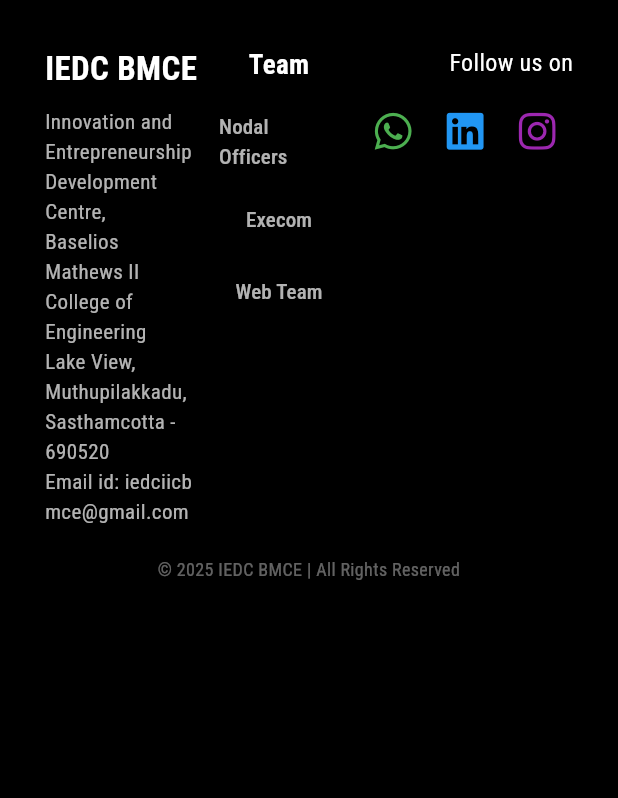
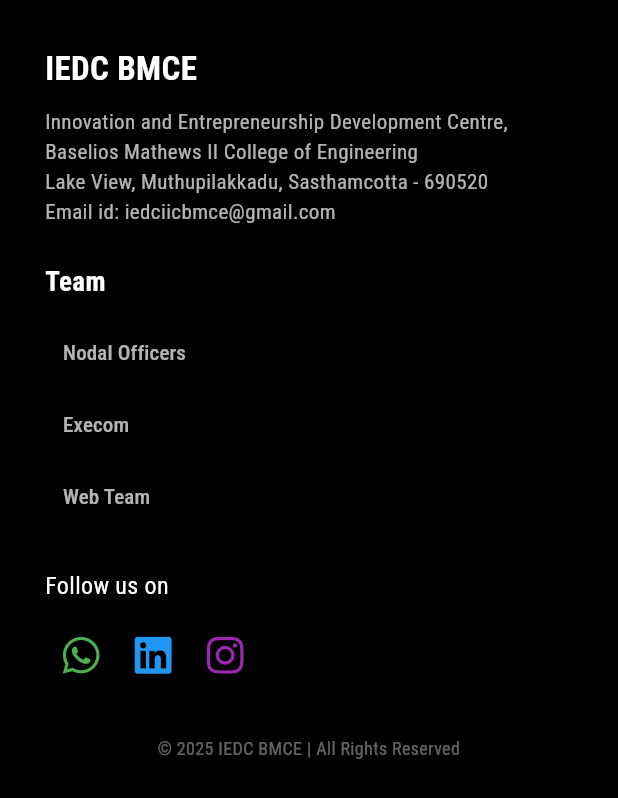
Before and after one commit to abyjohnaj/Iedc-Website-BMCE, a Flutter app: the CustomFooter widget shown alone on an empty page, opened directly, on a phone screen of 412 x 824 dp. Shown: the top 798 px of the screen. Run offline on Flutter 3.47's test engine with Material 3 defaults, Android fonts, the phone set to English and light mode, and no system bars; our stand-ins replace carousel_slider, cloud_firestore, firebase_auth, firebase_core, font_awesome_flutter, image_picker and 1 more; missing offline and left inert: dart:html, dart:ui_web; accounts and stored records are empty; network calls fail; project files that could hold a hidden picture were left out.

Commit message:
carousal added not final

```diff
--- a/lib/homepage.dart
+++ b/lib/homepage.dart
@@ -1,4 +1,5 @@
 import 'package:flutter/material.dart';
+import 'package:iedc_web/sections/hero_carousel.dart';
 import 'package:iedc_web/sections/upevetemp.dart';
 import 'package:url_launcher/url_launcher.dart';
 import 'package:iedc_web/sections/incubation.dart';
@@ -46,7 +47,7 @@
                 padding: const EdgeInsets.all(8.0),
                 child: Image.asset('assets/IEDC  LOGO.png'),
               ),
-              if (screenWidth > 600)
+
                 Column(
                   mainAxisAlignment: MainAxisAlignment.center,
                   crossAxisAlignment: CrossAxisAlignment.start,
@@ -207,7 +208,7 @@
                 ),
               ),
 
-              const CustomFooter(),
+              const HeroCarousel(),
             ],
           ),
         ),
--- a/lib/sections/custom_footer.dart
+++ b/lib/sections/custom_footer.dart
@@ -4,7 +4,6 @@
 import 'package:iedc_web/sections/web_team.dart';
 import 'package:url_launcher/url_launcher.dart';
 import 'package:iedc_web/sections/nodal_officers.dart';
-
 
 class CustomFooter extends StatelessWidget {
   const CustomFooter({super.key});
@@ -22,16 +21,57 @@
       width: double.infinity,
       color: Colors.black,
       padding: const EdgeInsets.all(30),
-      child: Column(
+      child: LayoutBuilder(
+        builder: (context, constraints) {
+          final bool isMobile = constraints.maxWidth < 800;
+
+          return Column(
             children: [
-          Row(
+              isMobile
+                  ? Column(
                       crossAxisAlignment: CrossAxisAlignment.start,
                       children: [
-              // Left side: IEDC details
-              Expanded(
-                child: Column(
+                        _aboutSection(),
+                        const SizedBox(height: 24),
+                        _teamSection(context, isMobile: true),
+                        const SizedBox(height: 24),
+                        _socialSection(isMobile: true),
+                      ],
+                    )
+                  : Row(
                       crossAxisAlignment: CrossAxisAlignment.start,
-                  children: const [
+                      children: [
+                        Expanded(child: _aboutSection()),
+                        Expanded(child: _teamSection(context)),
+                        _socialSection(),
+                      ],
+                    ),
+
+              const SizedBox(height: 30),
+
+              const Align(
+                alignment: Alignment.center,
+                child: Text(
+                  "© 2025 IEDC BMCE | All Rights Reserved",
+                  style: TextStyle(color: Colors.white38, fontSize: 12),
+                  textAlign: TextAlign.center,
+                ),
+              ),
+            ],
+          );
+        },
+      ),
+    );
+  }
+
+  // ---------------- SECTIONS ----------------
+
+  Widget _aboutSection() {
+    return SizedBox(
+      width: double.infinity,
+      child: const Column(
+        crossAxisAlignment: CrossAxisAlignment.start,
+        children: [
           Text(
             "IEDC BMCE",
             style: TextStyle(
@@ -42,20 +82,26 @@
           ),
           SizedBox(height: 10),
           Text(
-                      "Innovation and Entrepreneurship Development Centre, \nBaselios Mathews II College of Engineering\nLake View, Muthupilakkadu, Sasthamcotta - 690520\nEmail id: iedciicbmce@gmail.com",
+            "Innovation and Entrepreneurship Development Centre,\n"
+            "Baselios Mathews II College of Engineering\n"
+            "Lake View, Muthupilakkadu, Sasthamcotta - 690520\n"
+            "Email id: iedciicbmce@gmail.com",
             style: TextStyle(
               color: Colors.white70,
               fontSize: 14,
+              height: 1.4,
             ),
+            softWrap: true,
           ),
         ],
       ),
-              ),
+    );
+  }
 
-              // Middle: Team section
-              Expanded(
-                child: Column(
-                  crossAxisAlignment: CrossAxisAlignment.center,
+  Widget _teamSection(BuildContext context, {bool isMobile = false}) {
+    return Column(
+      crossAxisAlignment:
+          isMobile ? CrossAxisAlignment.start : CrossAxisAlignment.center,
       children: [
         const Text(
           "Team",
@@ -68,32 +114,40 @@
         const SizedBox(height: 10),
         TextButton(
           onPressed: () {
-                        Navigator.push(context, MaterialPageRoute(builder: (context) => const NodalOfficersPage()));
+            Navigator.push(
+              context,
+              MaterialPageRoute(builder: (context) => const NodalOfficersPage()),
+            );
           },
-                      child: const Text("Nodal Officers",
-                          style: TextStyle(color: Colors.white70)),
+          child:
+              const Text("Nodal Officers", style: TextStyle(color: Colors.white70)),
         ),
         TextButton(
           onPressed: () {
-                        Navigator.push(context, MaterialPageRoute(builder: (context) => const Execom()));
+            Navigator.push(
+              context,
+              MaterialPageRoute(builder: (context) => const Execom()),
+            );
           },
-                      child: const Text("Execom",
-                          style: TextStyle(color: Colors.white70)),
+          child: const Text("Execom", style: TextStyle(color: Colors.white70)),
         ),
         TextButton(
           onPressed: () {
-                        Navigator.push(context, MaterialPageRoute(builder: (context) => const WebTeam()));
+            Navigator.push(
+              context,
+              MaterialPageRoute(builder: (context) => const WebTeam()),
+            );
           },
-                      child: const Text("Web Team",
-                          style: TextStyle(color: Colors.white70)),
+          child: const Text("Web Team", style: TextStyle(color: Colors.white70)),
         ),
       ],
-                ),
-              ),
+    );
+  }
 
-              // Right side: Social links
-              Column(
-                crossAxisAlignment: CrossAxisAlignment.end,
+  Widget _socialSection({bool isMobile = false}) {
+    return Column(
+      crossAxisAlignment:
+          isMobile ? CrossAxisAlignment.start : CrossAxisAlignment.end,
       children: [
         const Text(
           "Follow us on",
@@ -101,6 +155,8 @@
         ),
         const SizedBox(height: 10),
         Row(
+          mainAxisAlignment:
+              isMobile ? MainAxisAlignment.start : MainAxisAlignment.end,
           mainAxisSize: MainAxisSize.min,
           children: [
             IconButton(
@@ -108,7 +164,8 @@
                   color: Colors.green, size: 28),
               onPressed: () async {
                 await _launchUrl(
-                              "https://whatsapp.com/channel/0029Vb6yfNNI7BeJhuSzYL1y");
+                  "https://whatsapp.com/channel/0029Vb6yfNNI7BeJhuSzYL1y",
+                );
               },
             ),
             IconButton(
@@ -116,7 +173,8 @@
                   color: Colors.blue, size: 28),
               onPressed: () async {
                 await _launchUrl(
-                              "https://www.linkedin.com/company/iedc-bmce/");
+                  "https://www.linkedin.com/company/iedc-bmce/",
+                );
               },
             ),
             IconButton(
@@ -124,29 +182,13 @@
                   color: Colors.purple, size: 28),
               onPressed: () async {
                 await _launchUrl(
-                              "https://www.instagram.com/iedc.bmce?igsh=MW9jd3k3cjNmYWpnNg==");
+                  "https://www.instagram.com/iedc.bmce?igsh=MW9jd3k3cjNmYWpnNg==",
+                );
               },
             ),
           ],
         ),
       ],
-              ),
-            ],
-          ),
-
-          const SizedBox(height: 20),
-
-          // Copyright
-          const Align(
-            alignment: Alignment.center,
-            child: Text(
-              "© 2025 IEDC BMCE | All Rights Reserved",
-              style: TextStyle(color: Colors.white38, fontSize: 12),
-              textAlign: TextAlign.center,
-            ),
-          ),
-        ],
-      ),
     );
   }
 }
--- a/pubspec.yaml
+++ b/pubspec.yaml
@@ -39,6 +39,7 @@
   video_player: ^2.8.6
   font_awesome_flutter: ^10.7.0
   url_launcher: ^6.3.0
+  carousel_slider: ^4.2.1
 
 dev_dependencies:
   flutter_test:
```
Also changed, not shown: lib/sections/contact_section.dart (+127 -115 lines), lib/sections/execom.dart (+11 -22 lines), lib/sections/hero_carousel.dart (added, +39 -0 lines), lib/sections/nodal_officers.dart (+24 -20 lines), lib/sections/web_team.dart (+86 -22 lines), pubspec.lock, 1 other file. Lines whose indentation alone changed are shown as unchanged.
